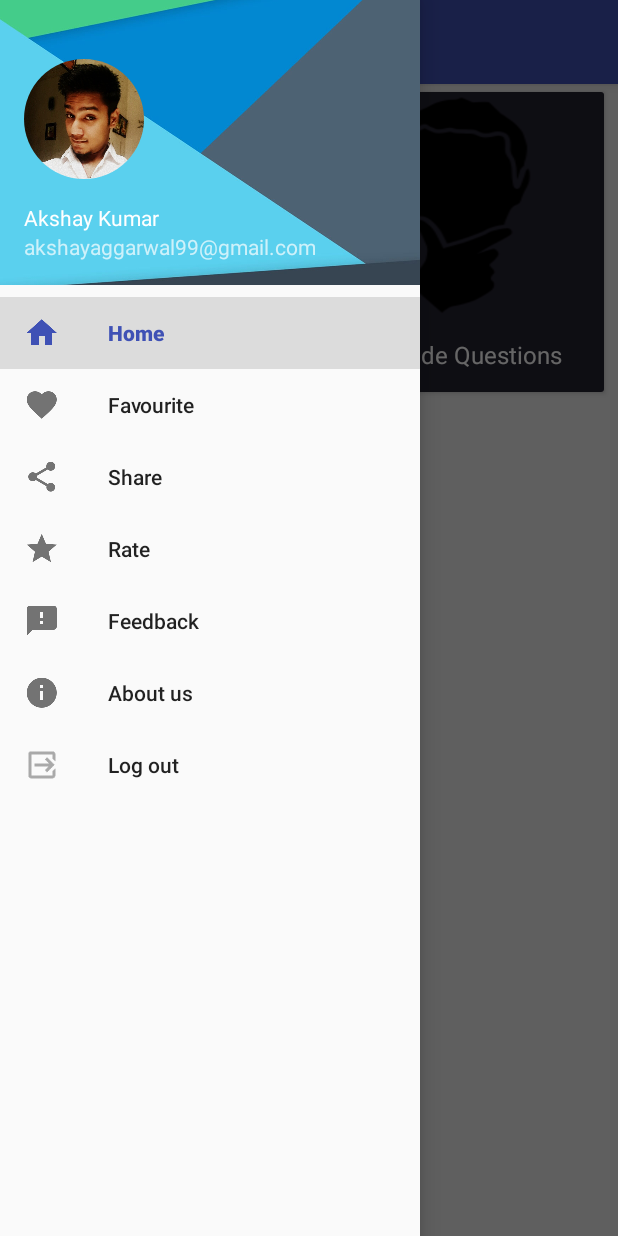
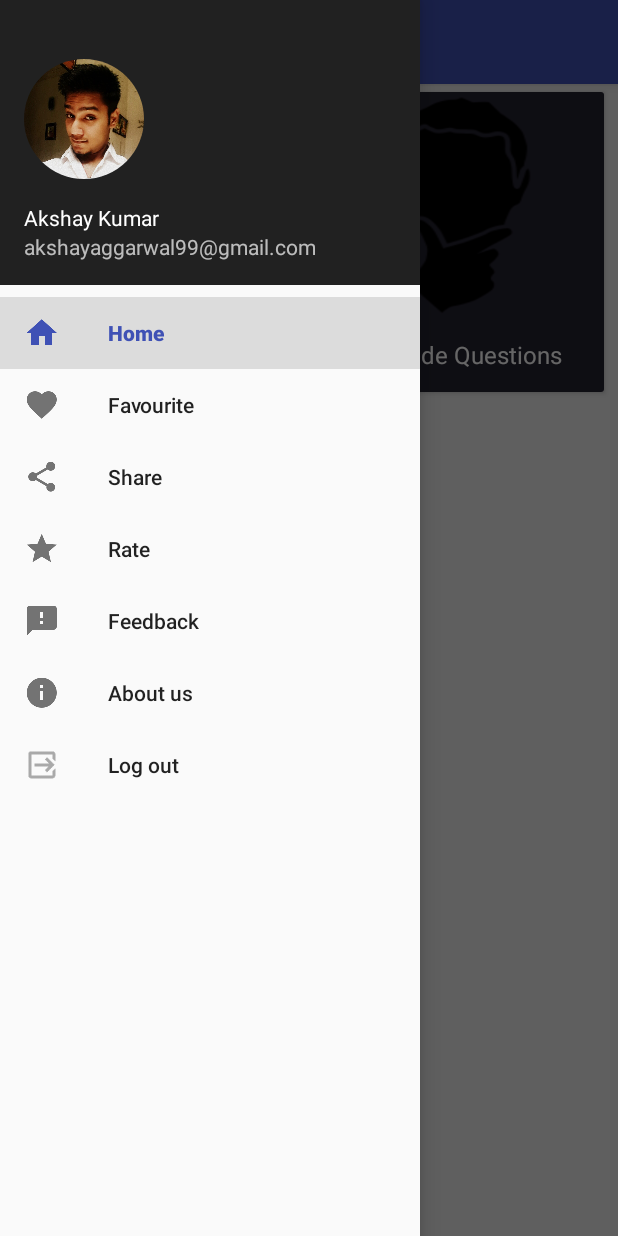
Before and after one commit to akshayaggarwal99/BrainTeaser, an Android app: the MainActivity screen opened directly, with no data from a screen before it, with the side drawer open, on a phone screen of 412 x 824 dp. Run offline under Robolectric (Android 15) with nearby library versions, the light colour scheme and no system bars; our stand-ins replace CircleImageView.

Commit message:
animation problem resolved

```diff
--- a/app/src/main/java/in/co/appadda/brainteaser/adapter/OptionItemAdapter.java
+++ b/app/src/main/java/in/co/appadda/brainteaser/adapter/OptionItemAdapter.java
@@ -1,16 +1,15 @@
 package in.co.appadda.brainteaser.adapter;
 
 import android.content.Context;
+import android.graphics.drawable.Animatable;
 import android.view.LayoutInflater;
 import android.view.View;
 import android.view.ViewGroup;
 import android.widget.BaseAdapter;
 import android.widget.ImageView;
 import android.widget.TextView;
-import android.widget.Toast;
 
 import java.util.ArrayList;
-
 import in.co.appadda.brainteaser.R;
 
 /**
@@ -74,6 +73,8 @@
             @Override
             public void onClick(View v) {
                 finalMyholder.right.setImageResource(R.drawable.check_wrong_animator);
+                ((Animatable) finalMyholder.right.getDrawable()).start();
+
             }
         });
 
--- a/app/src/main/res/layout/header_layout.xml
+++ b/app/src/main/res/layout/header_layout.xml
@@ -2,21 +2,22 @@
 <LinearLayout xmlns:android="http://schemas.android.com/apk/res/android"
     android:layout_width="match_parent"
     android:layout_height="@dimen/nav_header_height"
-    android:background="@drawable/header_background"
+    android:background="#212121"
+    android:gravity="bottom"
+    android:orientation="vertical"
     android:paddingBottom="@dimen/activity_vertical_margin"
     android:paddingLeft="@dimen/activity_horizontal_margin"
     android:paddingRight="@dimen/activity_horizontal_margin"
     android:paddingTop="@dimen/activity_vertical_margin"
-    android:theme="@style/ThemeOverlay.AppCompat.Dark"
-    android:orientation="vertical"
-    android:gravity="bottom">
+    android:theme="@style/ThemeOverlay.AppCompat.Dark">
 
     <de.hdodenhof.circleimageview.CircleImageView
         android:id="@+id/avatar"
         android:layout_width="80dp"
-        android:src="@mipmap/akshay"
         android:layout_height="80dp"
-        android:layout_marginRight="16dp"/>
+        android:layout_marginRight="16dp"
+        android:src="@mipmap/akshay" />
+
     <TextView
         android:layout_width="match_parent"
         android:layout_height="wrap_content"
@@ -25,9 +26,9 @@
         android:textAppearance="@style/TextAppearance.AppCompat.Body1" />
 
     <TextView
+        android:id="@+id/textView"
         android:layout_width="wrap_content"
         android:layout_height="wrap_content"
-        android:text="akshayaggarwal99@gmail.com"
-        android:id="@+id/textView" />
+        android:text="akshayaggarwal99@gmail.com" />
 
 </LinearLayout>
--- a/app/src/main/res/layout/questions_layout.xml
+++ b/app/src/main/res/layout/questions_layout.xml
@@ -17,6 +17,7 @@
         card_view:cardElevation="4dp">
 
         <TextView
+            android:id="@+id/tv_question_number"
             android:layout_width="match_parent"
             android:layout_height="match_parent"
             android:layout_gravity="center"
@@ -29,10 +30,11 @@
     </android.support.v7.widget.CardView>
 
     <TextView
+        android:id="@+id/tv_question"
         android:layout_width="match_parent"
         android:layout_height="wrap_content"
         android:layout_gravity="center"
-        android:layout_marginTop="10dp"
+        android:layout_marginTop="8dp"
         android:gravity="center_horizontal"
         android:text="Here's my debut shot on Dribbble. This is a concept of the quiz app where you can explore the universe and check your knowledge in the game?"
         android:textColor="#FFF"
```
